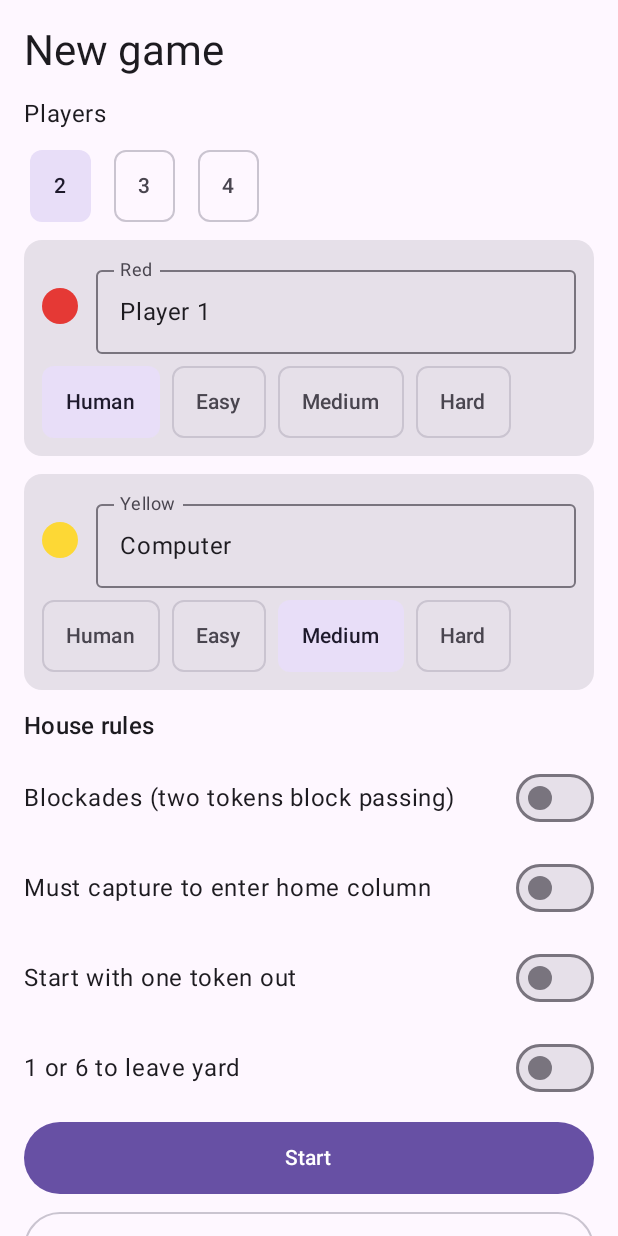
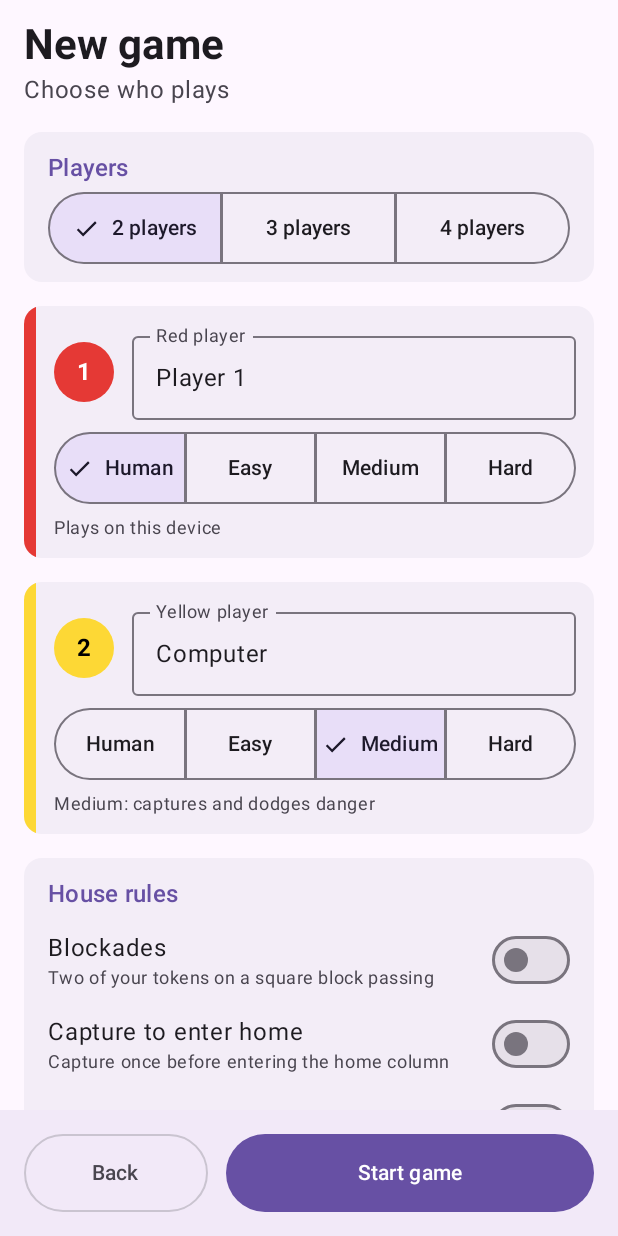
Before and after one commit to vishwajitr/ludo_game, an Android app built with Jetpack Compose: the screen it shows after launch (MainActivity), after a tap on "New game", on a phone screen of 412 x 824 dp. Run offline under Robolectric (Android 15) with nearby library versions, the phone set to English and light mode, and no system bars.

Commit message:
Restyle New game and Settings screens: grouped cards, segmented controls, seat color stripes, pinned action bar
Co-Authored-By: Claude Sonnet 5.5 <noreply@anthropic.com>

```diff
--- a/app/src/main/kotlin/com/example/ludo/ui/Components.kt
+++ b/app/src/main/kotlin/com/example/ludo/ui/Components.kt
@@ -2,9 +2,7 @@ package com.example.ludo.ui
 
 import androidx.compose.foundation.layout.*
 import androidx.compose.foundation.selection.toggleable
-import androidx.compose.material3.FilterChip
-import androidx.compose.material3.Switch
-import androidx.compose.material3.Text
+import androidx.compose.material3.*
 import androidx.compose.runtime.Composable
 import androidx.compose.ui.Alignment
 import androidx.compose.ui.Modifier
@@ -13,21 +11,36 @@ import androidx.compose.ui.unit.dp
 
 /** Whole row toggles; 48dp minimum touch target. */
 @Composable
-fun SwitchRow(label: String, checked: Boolean, onChange: (Boolean) -> Unit) {
+fun SwitchRow(label: String, checked: Boolean, hint: String? = null, onChange: (Boolean) -> Unit) {
     Row(
-        Modifier.fillMaxWidth().heightIn(min = 48.dp).toggleable(checked, role = Role.Switch, onValueChange = onChange),
+        Modifier.fillMaxWidth().heightIn(min = 56.dp).toggleable(checked, role = Role.Switch, onValueChange = onChange),
         verticalAlignment = Alignment.CenterVertically,
     ) {
-        Text(label, Modifier.weight(1f))
+        Column(Modifier.weight(1f).padding(end = 12.dp)) {
+            Text(label)
+            if (hint != null) Text(hint, style = MaterialTheme.typography.bodySmall, color = MaterialTheme.colorScheme.onSurfaceVariant)
+        }
         Switch(checked, null)
     }
 }
 
 @Composable
-fun <T> ChipRow(options: List<Pair<String, T>>, selected: T, onSelect: (T) -> Unit) {
-    Row(Modifier.fillMaxWidth(), horizontalArrangement = Arrangement.spacedBy(8.dp)) {
-        options.forEach { (label, v) ->
-            FilterChip(selected == v, { onSelect(v) }, { Text(label) }, Modifier.heightIn(min = 48.dp))
+fun <T> Segmented(options: List<Pair<String, T>>, selected: T, modifier: Modifier = Modifier, onSelect: (T) -> Unit) {
+    SingleChoiceSegmentedButtonRow(modifier.fillMaxWidth()) {
+        options.forEachIndexed { i, (label, v) ->
+            SegmentedButton(selected == v, { onSelect(v) }, SegmentedButtonDefaults.itemShape(i, options.size), Modifier.heightIn(min = 48.dp)) { Text(label) }
         }
     }
 }
+
+/** A titled card that groups related controls. */
+@Composable
+fun Section(title: String, content: @Composable ColumnScope.() -> Unit) {
+    Card(Modifier.fillMaxWidth(), colors = CardDefaults.cardColors(containerColor = MaterialTheme.colorScheme.surfaceContainer)) {
+        Column(Modifier.padding(horizontal = 16.dp, vertical = 12.dp)) {
+            Text(title, style = MaterialTheme.typography.titleMedium, color = MaterialTheme.colorScheme.primary)
+            Spacer(Modifier.height(4.dp))
+            content()
+        }
+    }
+}
--- a/app/src/main/kotlin/com/example/ludo/ui/GameScreen.kt
+++ b/app/src/main/kotlin/com/example/ludo/ui/GameScreen.kt
@@ -66,8 +66,8 @@ fun GameScreen(
         text = {
             Column {
                 Text("Progress is saved after every move.")
-                SwitchRow("Sound effects", sound, onSoundChange)
-                SwitchRow("Music", music, onMusicChange)
+                SwitchRow("Sound effects", sound, onChange = onSoundChange)
+                SwitchRow("Music", music, onChange = onMusicChange)
             }
         },
         confirmButton = { TextButton({ pause(false) }, Modifier.heightIn(min = 48.dp)) { Text("Resume") } },
--- a/app/src/main/kotlin/com/example/ludo/ui/SetupScreen.kt
+++ b/app/src/main/kotlin/com/example/ludo/ui/SetupScreen.kt
@@ -9,45 +9,77 @@ import androidx.compose.material3.*
 import androidx.compose.runtime.Composable
 import androidx.compose.ui.Alignment
 import androidx.compose.ui.Modifier
+import androidx.compose.ui.graphics.Color as UiColor
+import androidx.compose.ui.text.font.FontWeight
 import androidx.compose.ui.unit.dp
 import com.example.ludo.SetupConfig
 import ludo.engine.*
 
 @Composable
 fun HouseRules(r: Rules, onChange: (Rules) -> Unit) {
-    SwitchRow("Blockades (two tokens block passing)", r.blockades) { onChange(r.copy(blockades = it)) }
-    SwitchRow("Must capture to enter home column", r.mustCaptureToEnterHome) { onChange(r.copy(mustCaptureToEnterHome = it)) }
+    SwitchRow("Blockades", r.blockades, "Two of your tokens on a square block passing") { onChange(r.copy(blockades = it)) }
+    SwitchRow("Capture to enter home", r.mustCaptureToEnterHome, "Capture once before entering the home column") { onChange(r.copy(mustCaptureToEnterHome = it)) }
     SwitchRow("Start with one token out", r.startWithOneOut) { onChange(r.copy(startWithOneOut = it)) }
     SwitchRow("1 or 6 to leave yard", r.oneOrSixToLeave) { onChange(r.copy(oneOrSixToLeave = it)) }
+}
+
+private fun hint(bot: Difficulty?) = when (bot) {
+    null -> "Plays on this device"
+    Difficulty.EASY -> "Easy: random moves"
+    Difficulty.MEDIUM -> "Medium: captures and dodges danger"
+    Difficulty.HARD -> "Hard: weighs risk and plans ahead"
 }
 
 @Composable
 fun SetupScreen(cfg: SetupConfig, onChange: (SetupConfig) -> Unit, onStart: () -> Unit, onBack: () -> Unit) {
     val colors = defaultColors(cfg.count)
-    Column(Modifier.fillMaxSize().verticalScroll(rememberScrollState()).padding(16.dp), verticalArrangement = Arrangement.spacedBy(12.dp)) {
-        Text("New game", style = MaterialTheme.typography.headlineMedium)
-        Text("Players")
-        ChipRow(listOf("2" to 2, "3" to 3, "4" to 4), cfg.count) { onChange(cfg.copy(count = it)) }
+    Column(Modifier.fillMaxSize()) {
+        Column(
+            Modifier.weight(1f).verticalScroll(rememberScrollState()).padding(horizontal = 16.dp, vertical = 12.dp),
+            verticalArrangement = Arrangement.spacedBy(16.dp),
+        ) {
+            Column {
+                Text("New game", style = MaterialTheme.typography.headlineMedium, fontWeight = FontWeight.Bold)
+                Text("Choose who plays", color = MaterialTheme.colorScheme.onSurfaceVariant)
+            }
+            Section("Players") {
+                Segmented(listOf("2 players" to 2, "3 players" to 3, "4 players" to 4), cfg.count) { onChange(cfg.copy(count = it)) }
+            }
             for (i in 0 until cfg.count) {
                 val seat = cfg.seats[i]
                 fun set(s: Seat) = onChange(cfg.copy(seats = cfg.seats.toMutableList().also { it[i] = s }))
-            Card(Modifier.fillMaxWidth()) {
+                val c = colors[i]
+                Card(Modifier.fillMaxWidth(), colors = CardDefaults.cardColors(containerColor = MaterialTheme.colorScheme.surfaceContainer)) {
+                    Row(Modifier.height(IntrinsicSize.Min)) {
+                        Box(Modifier.width(8.dp).fillMaxHeight().background(c.ui)) // seat color stripe
                         Column(Modifier.padding(12.dp), verticalArrangement = Arrangement.spacedBy(8.dp)) {
                             Row(verticalAlignment = Alignment.CenterVertically) {
-                        Box(Modifier.size(24.dp).background(colors[i].ui, CircleShape))
+                                Box(Modifier.size(40.dp).background(c.ui, CircleShape), contentAlignment = Alignment.Center) {
+                                    Text("${i + 1}", fontWeight = FontWeight.Bold, color = if (c == Color.YELLOW) UiColor.Black else UiColor.White)
+                                }
                                 Spacer(Modifier.width(12.dp))
-                        OutlinedTextField(seat.name, { set(seat.copy(name = it.take(12))) }, Modifier.weight(1f), singleLine = true, label = { Text(colors[i].label) })
+                                OutlinedTextField(
+                                    seat.name, { set(seat.copy(name = it.take(12))) }, Modifier.weight(1f),
+                                    singleLine = true, label = { Text("${c.label} player") },
+                                )
                             }
-                    ChipRow(
+                            Segmented(
                                 listOf("Human" to null, "Easy" to Difficulty.EASY, "Medium" to Difficulty.MEDIUM, "Hard" to Difficulty.HARD),
                                 seat.bot,
                             ) { set(seat.copy(bot = it)) }
+                            Text(hint(seat.bot), style = MaterialTheme.typography.bodySmall, color = MaterialTheme.colorScheme.onSurfaceVariant)
                         }
                     }
                 }
-        Text("House rules", style = MaterialTheme.typography.titleMedium)
-        HouseRules(cfg.rules) { onChange(cfg.copy(rules = it)) }
-        Button(onStart, Modifier.fillMaxWidth().heightIn(min = 48.dp)) { Text("Start") }
-        OutlinedButton(onBack, Modifier.fillMaxWidth().heightIn(min = 48.dp)) { Text("Back") }
+            }
+            Section("House rules") { HouseRules(cfg.rules) { onChange(cfg.copy(rules = it)) } }
+        }
+        // actions stay visible below the scrolling content
+        Surface(tonalElevation = 3.dp) {
+            Row(Modifier.fillMaxWidth().padding(16.dp), horizontalArrangement = Arrangement.spacedBy(12.dp)) {
+                OutlinedButton(onBack, Modifier.weight(1f).heightIn(min = 52.dp)) { Text("Back") }
+                Button(onStart, Modifier.weight(2f).heightIn(min = 52.dp)) { Text("Start game") }
             }
         }
+    }
+}
```
Also changed, not shown: app/src/main/kotlin/com/example/ludo/ui/SettingsScreen.kt (+29 -14 lines). Lines whose indentation alone changed are shown as unchanged.
